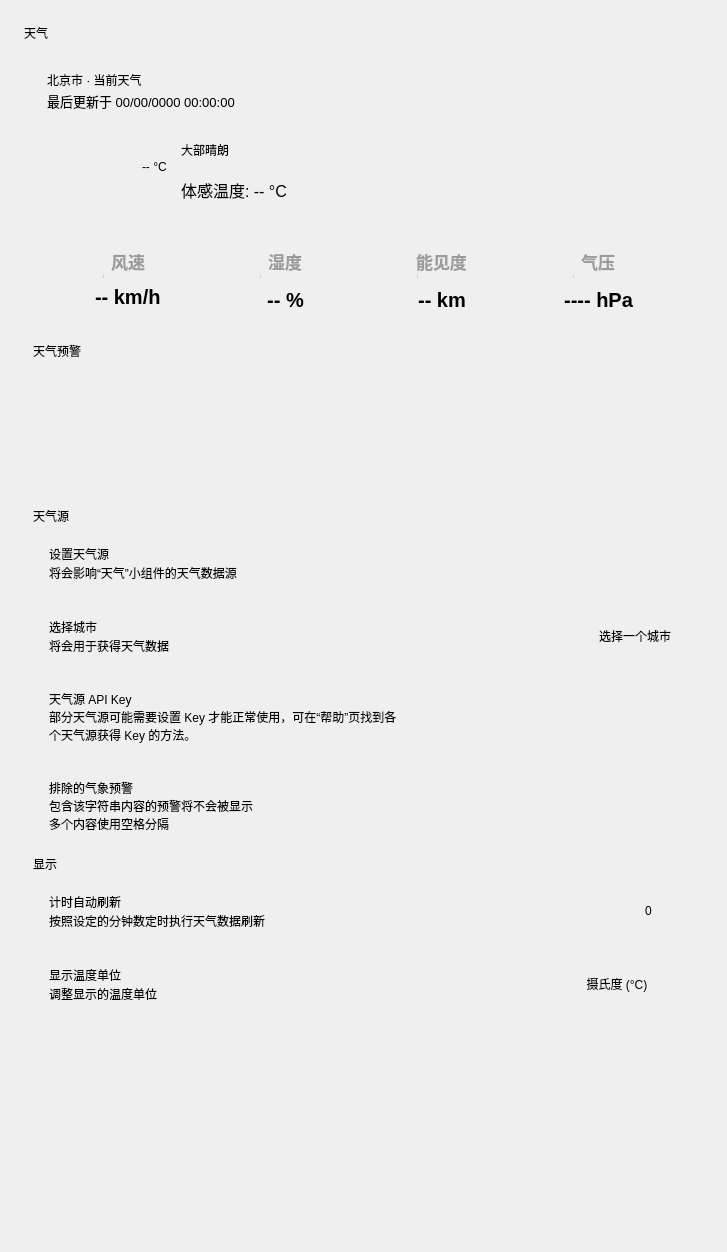
xuanxuan1231/Class-Widgets, file view/menu/weather.ui: the form before one commit.
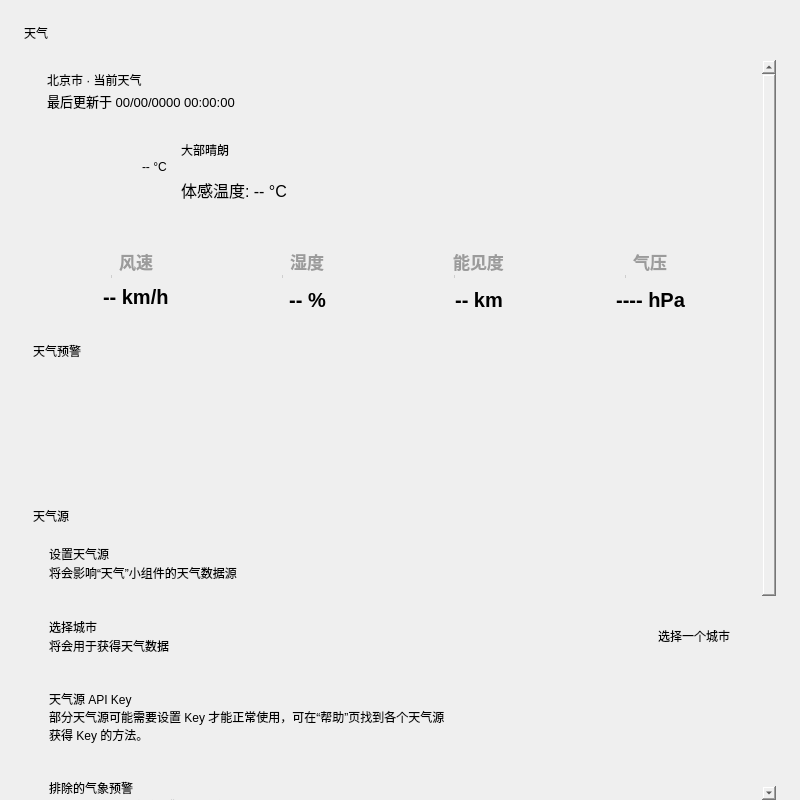
The form after the commit. Icons and pictures are not drawn. Custom widgets are drawn as their Qt base class.

```diff
--- a/view/menu/weather.ui
+++ b/view/menu/weather.ui
@@ -7,8 +7,8 @@
    <rect>
     <x>0</x>
     <y>0</y>
-    <width>727</width>
-    <height>1252</height>
+    <width>800</width>
+    <height>800</height>
    </rect>
   </property>
   <property name="sizePolicy">
```
